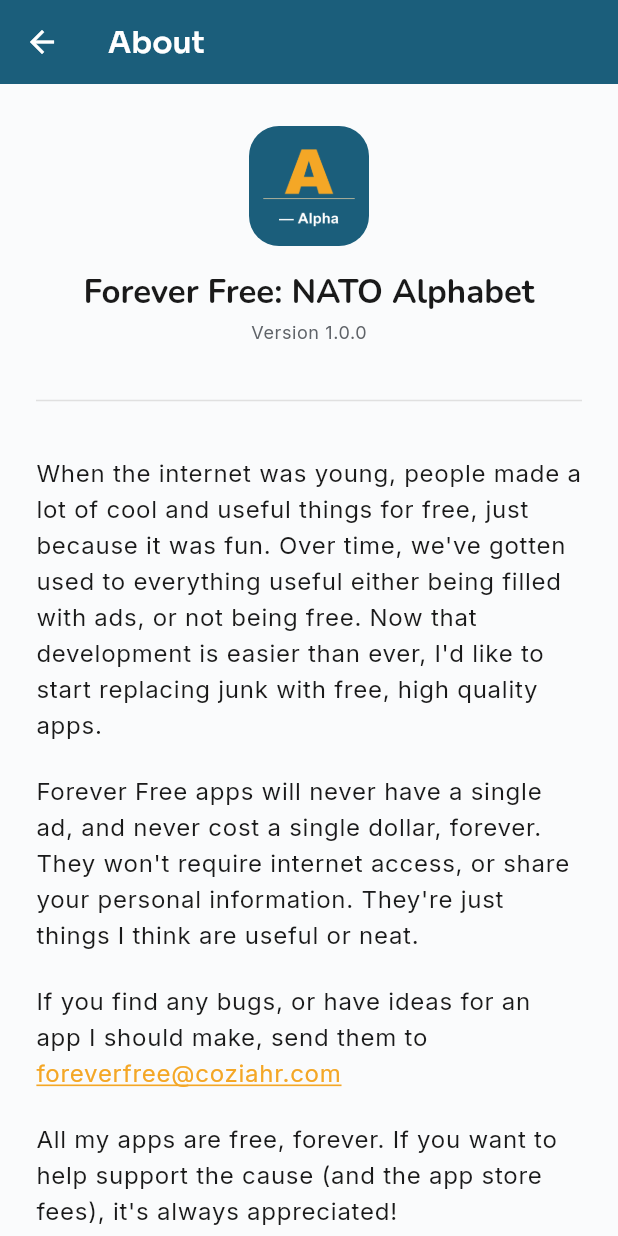
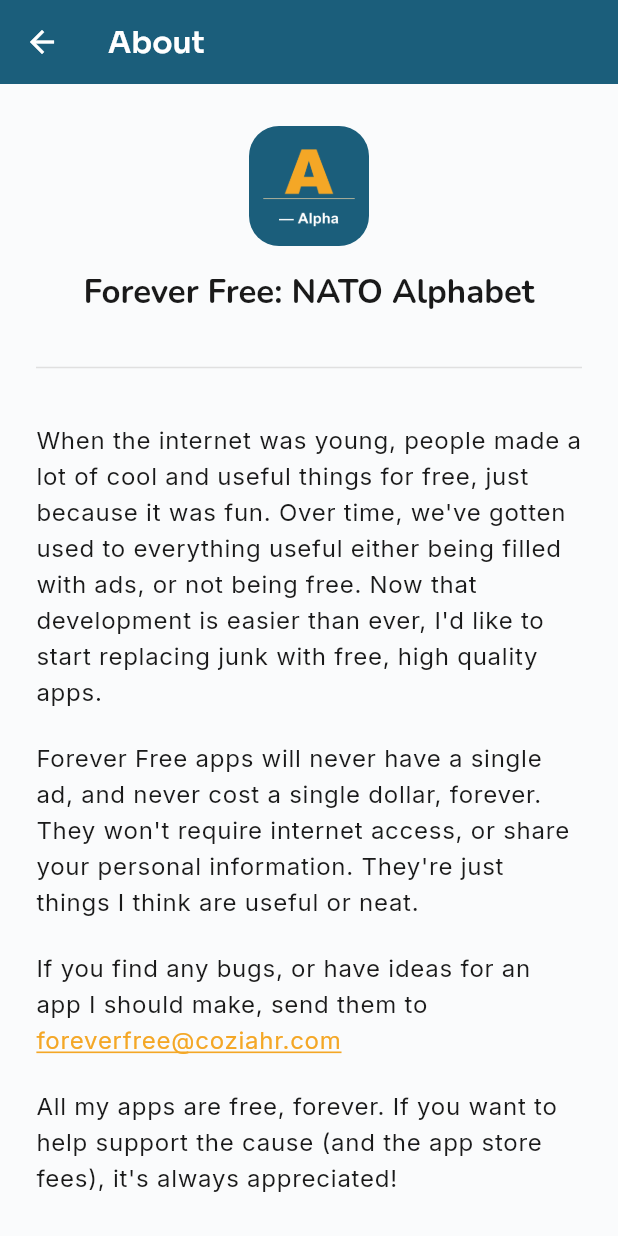
Before and after one commit to tobin00/forever-free-apps, a Flutter app: the screen it shows after launch, after a tap on the "info outline" icon, on a phone screen of 412 x 824 dp. Run offline on Flutter 3.47's test engine with Material 3 defaults, Android fonts, the phone set to English and light mode, and no system bars; our stand-ins replace flutter_riverpod, go_router, google_fonts.

Commit message:
Fix About page links and remove version string
- AndroidManifest: fix mailto query action VIEW -> SENDTO (required by
  Android for email intent resolution — was silently failing canLaunchUrl)
- about_page.dart: add LaunchMode.externalApplication to email launch,
  matching the donation button which already used it correctly
- about_page.dart / about_screen.dart: remove version string display
  and appVersion parameter entirely
- Bump to 1.1.1+3

Co-Authored-By: Claude Sonnet 4.6 <noreply@anthropic.com>

```diff
--- a/apps/nato_alphabet/lib/screens/about_screen.dart
+++ b/apps/nato_alphabet/lib/screens/about_screen.dart
@@ -8,7 +8,6 @@ class AboutScreen extends StatelessWidget {
   Widget build(BuildContext context) {
     return AboutPage(
       appName: 'Forever Free: NATO Alphabet',
-      appVersion: '1.0.0',
       iconWidget: ClipRRect(
         borderRadius: BorderRadius.circular(20),
         child: Image.asset(
--- a/apps/nato_alphabet/pubspec.yaml
+++ b/apps/nato_alphabet/pubspec.yaml
@@ -1,7 +1,7 @@
 name: nato_alphabet
 description: Forever Free NATO Alphabet Trainer — learn and practice the NATO phonetic alphabet.
 publish_to: 'none'
-version: 1.1.0+2
+version: 1.1.1+3
 
 environment:
   sdk: '>=3.2.0 <4.0.0'
--- a/packages/shared_app_core/lib/widgets/about_page.dart
+++ b/packages/shared_app_core/lib/widgets/about_page.dart
@@ -7,11 +7,10 @@ import '../theme/app_colors.dart';
 import 'donation_button.dart';
 
 /// Shared About page used by every Forever Free app.
-/// Pass [appName], [appVersion], and optionally an [iconWidget] to replace
+/// Pass [appName] and optionally an [iconWidget] to replace
 /// the default placeholder with the app's real icon.
 class AboutPage extends StatelessWidget {
   final String appName;
-  final String appVersion;
   /// Optional icon displayed at the top. If omitted, a generic placeholder
   /// is shown. Pass e.g. `Image.asset('assets/icon/icon.png')` from the app.
   final Widget? iconWidget;
@@ -19,7 +18,6 @@ class AboutPage extends StatelessWidget {
   const AboutPage({
     super.key,
     required this.appName,
-    required this.appVersion,
     this.iconWidget,
   });
 
@@ -59,11 +57,6 @@ class AboutPage extends StatelessWidget {
                   ),
                   const SizedBox(height: 16),
                   Text(appName, style: theme.textTheme.headlineMedium),
-                  const SizedBox(height: 4),
-                  Text(
-                    'Version $appVersion',
-                    style: theme.textTheme.bodySmall,
-                  ),
                 ],
               ),
             ),
@@ -128,7 +121,7 @@ class _ContactParagraphState extends State<_ContactParagraph> {
   Future<void> _launchEmail() async {
     final uri = Uri(scheme: 'mailto', path: Brand.contactEmail);
     try {
-      await launchUrl(uri);
+      await launchUrl(uri, mode: LaunchMode.externalApplication);
     } catch (_) {
       // No email client available — silently ignore
     }
```
Also changed, not shown: 1 other file.
